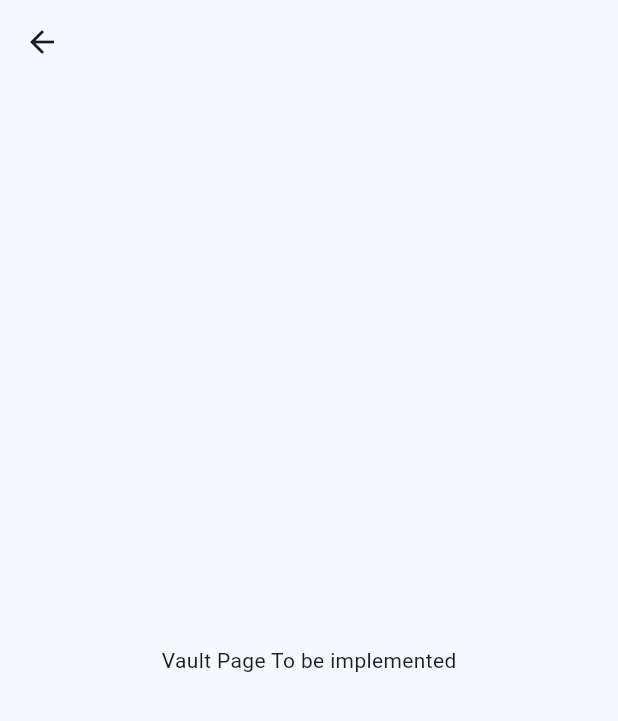
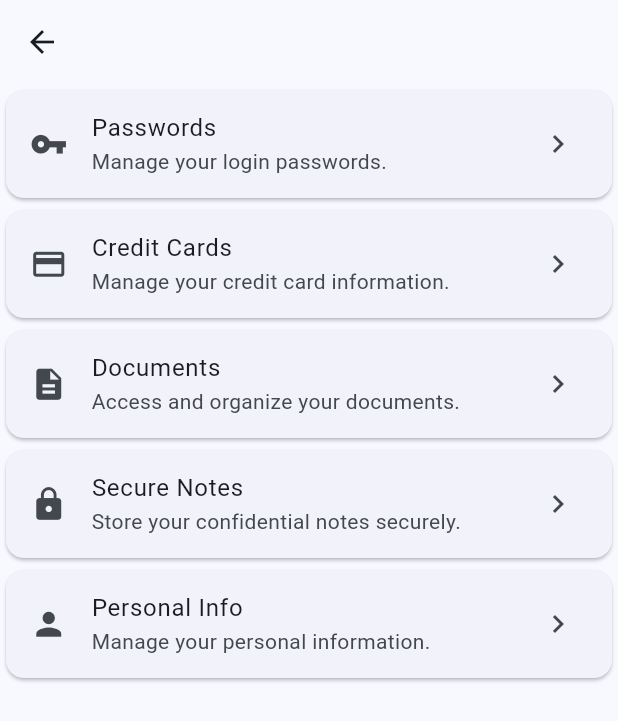
Before and after one commit to affan-ch/Cyber-Vault, a Flutter app: the VaultPage screen opened directly, on a phone screen of 412 x 824 dp. Shown: the top 721 px of the screen. Run offline on Flutter 3.47's test engine with Material 2 defaults, Android fonts, the phone set to English and light mode, and no system bars; drawn by our look-alikes of dynamic_color; missing offline and left inert: argon2.

Commit message:
Implement Vault Page

```diff
--- a/lib/main.dart
+++ b/lib/main.dart
@@ -1,3 +1,8 @@
+import 'package:cyber_vault/pages/credit_card_page.dart';
+import 'package:cyber_vault/pages/documents_page.dart';
+import 'package:cyber_vault/pages/passwords_page.dart';
+import 'package:cyber_vault/pages/personal_info_page.dart';
+import 'package:cyber_vault/pages/secure_notes.dart';
 import 'package:dynamic_color/dynamic_color.dart';
 import 'package:flutter/material.dart';
 import 'package:flutter/services.dart';
@@ -28,6 +33,11 @@ class MyApp extends StatelessWidget {
           '/login': (context) => const LoginPage(),
           '/signUp': (context) => const SignUpPage(),
           '/home': (context) => const HomePage(),
+          '/passwords': (context) => const PasswordsPage(),
+          '/personal_info': (context) => const PersonalInfoPage(),
+          '/secure_notes': (context) => const SecureNotesPage(),
+          '/documents': (context) => const DocumentsPage(),
+          '/credit_card': (context) => const CreditCardPage()
         },
         theme: ThemeData(
           colorScheme:
--- a/lib/pages/vault_page.dart
+++ b/lib/pages/vault_page.dart
@@ -9,6 +9,67 @@ class VaultPage extends StatelessWidget {
         appBar: AppBar(
           title: null,
         ),
-        body: const Center(child: Text("Vault Page To be implemented")));
+        body: ListView(children: <Widget>[
+          Card(
+              child: ListTile(
+            onTap: () {
+              Navigator.pushNamed(context, '/passwords');
+            },
+            leading: const Icon(Icons.vpn_key, size: 25),
+            title: const Text('Passwords'),
+            subtitle: const Text('Manage your login passwords.'),
+            trailing: const Icon(Icons.chevron_right),
+            isThreeLine: false,
+          )),
+          Card(
+            child: ListTile(
+              onTap: () {
+                Navigator.pushNamed(context, '/credit_card');
+              },
+              leading:
+                  const Icon(Icons.credit_card, size: 25), // Credit Card Icon
+              title: const Text('Credit Cards'),
+              subtitle: const Text('Manage your credit card information.'),
+              trailing: const Icon(Icons.chevron_right),
+              isThreeLine: false,
+            ),
+          ),
+          Card(
+            child: ListTile(
+              onTap: () {
+                Navigator.pushNamed(context, '/documents');
+              },
+              leading: const Icon(Icons.description, size: 25), // Document Icon
+              title: const Text('Documents'),
+              subtitle: const Text('Access and organize your documents.'),
+              trailing: const Icon(Icons.chevron_right),
+              isThreeLine: false,
+            ),
+          ),
+          Card(
+            child: ListTile(
+              onTap: () {
+                Navigator.pushNamed(context, '/secure_notes');
+              },
+              leading: const Icon(Icons.lock, size: 25), // Secure Note Icon
+              title: const Text('Secure Notes'),
+              subtitle: const Text('Store your confidential notes securely.'),
+              trailing: const Icon(Icons.chevron_right),
+              isThreeLine: false,
+            ),
+          ),
+          Card(
+            child: ListTile(
+              onTap: () {
+                Navigator.pushNamed(context, '/personal_info');
+              },
+              leading: const Icon(Icons.person, size: 25), // Personal Info Icon
+              title: const Text('Personal Info'),
+              subtitle: const Text('Manage your personal information.'),
+              trailing: const Icon(Icons.chevron_right),
+              isThreeLine: false,
+            ),
+          ),
+        ]));
   }
 }
--- a/lib/widgets/search_bar.dart
+++ b/lib/widgets/search_bar.dart
@@ -30,6 +30,7 @@ class _SearchBarWidgetState extends State<SearchBarWidget> {
           trailing: const <Widget>[
             IconButton(
               icon: CircleAvatar(
+                radius: 20,
                 backgroundImage: NetworkImage(
                     "https://ui-avatars.com/api/?name=Affan+Chaudhary&rounded=true"),
               ),
```
Also changed, not shown: lib/pages/credit_card_page.dart (added, +14 -0 lines), lib/pages/documents_page.dart (added, +14 -0 lines), lib/pages/passwords_page.dart (added, +14 -0 lines), lib/pages/personal_info_page.dart (added, +15 -0 lines), lib/pages/secure_notes.dart (added, +14 -0 lines).
